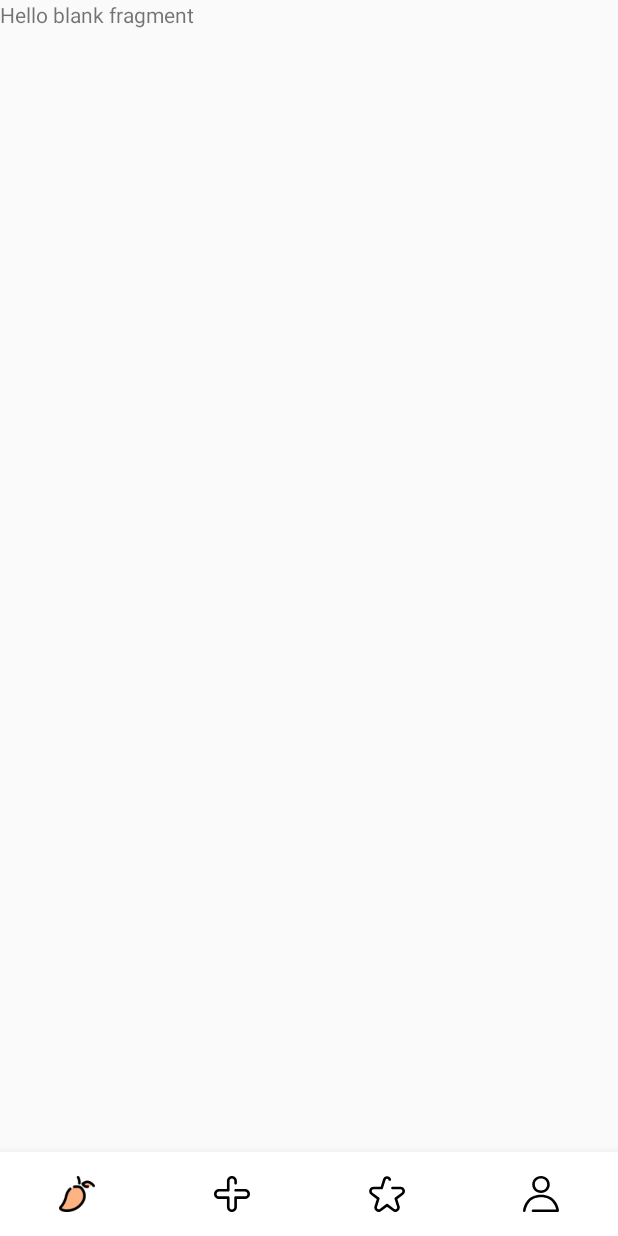
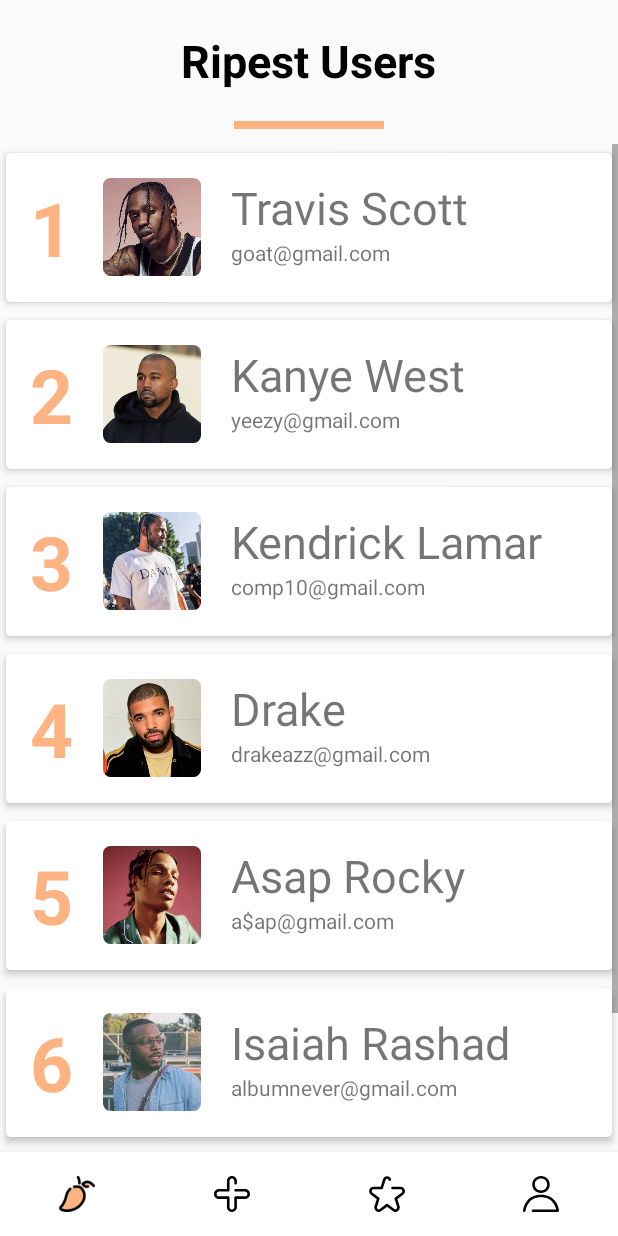
Before and after one commit to menalabib/Ripe, an Android app: the fragment LeaderboardFragment placed in its activity, on a phone screen of 412 x 824 dp. Run offline under Robolectric (Android 15) with nearby library versions, the light colour scheme and no system bars.

Commit message:
added leaderboard card UI w cardcoded users

```diff
--- a/app/build.gradle
+++ b/app/build.gradle
@@ -24,6 +24,7 @@ dependencies {
     implementation 'com.android.support.constraint:constraint-layout:1.1.3'
     implementation 'com.android.support:design:28.0.0'
     implementation 'android.arch.lifecycle:extensions:1.1.1'
+    implementation 'com.android.support:cardview-v7:28.0.0'
     testImplementation 'junit:junit:4.12'
     androidTestImplementation 'com.android.support.test:runner:1.0.2'
     androidTestImplementation 'com.android.support.test.espresso:espresso-core:3.0.2'
--- /dev/null
+++ b/app/src/main/java/ripe/ripe/LeaderboardAdapter.java
@@ -0,0 +1,63 @@
+
+package ripe.ripe;
+
+import android.app.Person;
+import android.support.v7.widget.RecyclerView;
+import android.view.LayoutInflater;
+import android.view.View;
+import android.view.ViewGroup;
+import android.widget.ImageView;
+import android.widget.TextView;
+
+import java.util.ArrayList;
+
+public class LeaderboardAdapter extends RecyclerView.Adapter<LeaderboardAdapter.MyViewHolder> {
+
+    private ArrayList<PersonDataModel> dataSet;
+
+    public static class MyViewHolder extends RecyclerView.ViewHolder {
+
+        TextView textViewRank;
+        TextView textViewName;
+        TextView textViewEmail;
+        ImageView imageViewIcon;
+
+        public MyViewHolder(View itemView) {
+            super(itemView);
+            this.textViewRank = (TextView) itemView.findViewById(R.id.person_rank);
+            this.textViewName = (TextView) itemView.findViewById(R.id.person_name);
+            this.textViewEmail = (TextView) itemView.findViewById(R.id.person_email);
+            this.imageViewIcon = (ImageView) itemView.findViewById(R.id.person_photo);
+        }
+    }
+
+    public LeaderboardAdapter(ArrayList<PersonDataModel> data) {
+        this.dataSet = data;
+    }
+
+    @Override
+    public MyViewHolder onCreateViewHolder(ViewGroup parent,
+                                           int viewType) {
+        return new MyViewHolder(LayoutInflater.from(parent.getContext())
+                .inflate(R.layout.fragment_leaderboard, parent, false));
+    }
+
+    @Override
+    public void onBindViewHolder(final MyViewHolder holder, final int listPosition) {
+
+        TextView textViewRank = holder.textViewRank;
+        TextView textViewName = holder.textViewName;
+        TextView textViewEmail = holder.textViewEmail;
+        ImageView imageView = holder.imageViewIcon;
+
+        textViewRank.setText(Integer.toString(dataSet.get(listPosition).getRank()));
+        textViewName.setText(dataSet.get(listPosition).getName());
+        textViewEmail.setText(dataSet.get(listPosition).getEmail());
+        imageView.setImageResource(dataSet.get(listPosition).getImage());
+    }
+
+    @Override
+    public int getItemCount() {
+        return dataSet.size();
+    }
+}
--- a/app/src/main/java/ripe/ripe/LoginActivity.java
+++ b/app/src/main/java/ripe/ripe/LoginActivity.java
@@ -55,6 +55,7 @@ public class LoginActivity extends Activity {
             intent.putExtra(FB_NAME, name);
             intent.putExtra(FB_EMAIL, email);
             intent.putExtra(FB_IMAGE, image);
+            finish();
             startActivity(intent);
         }
 
--- a/app/src/main/java/ripe/ripe/NavFragments/LeaderboardFragment.java
+++ b/app/src/main/java/ripe/ripe/NavFragments/LeaderboardFragment.java
@@ -1,16 +1,31 @@
 package ripe.ripe.NavFragments;
 
+import android.content.Context;
 import android.net.Uri;
 import android.os.Bundle;
 import android.support.v4.app.Fragment;
+import android.support.v7.widget.DefaultItemAnimator;
+import android.support.v7.widget.LinearLayoutManager;
+import android.support.v7.widget.RecyclerView;
 import android.view.LayoutInflater;
 import android.view.View;
 import android.view.ViewGroup;
 
+import java.util.ArrayList;
+
+import ripe.ripe.LeaderboardAdapter;
+import ripe.ripe.PersonDataModel;
 import ripe.ripe.R;
 
 public class LeaderboardFragment extends Fragment {
     private OnFragmentInteractionListener mListener;
+    private static RecyclerView.Adapter adapter;
+    private RecyclerView.LayoutManager layoutManager;
+    private static RecyclerView recyclerView;
+    private static ArrayList<PersonDataModel> data;
+    private final int LEADER_COUNT = 7;
+
+    private Context context;
 
     public LeaderboardFragment() {
         // Required empty public constructor
@@ -30,7 +45,36 @@ public class LeaderboardFragment extends Fragment {
     public View onCreateView(LayoutInflater inflater, ViewGroup container,
                              Bundle savedInstanceState) {
         // Inflate the layout for this fragment
-        return inflater.inflate(R.layout.fragment_leaderboard, container, false);
+        View view = inflater.inflate(R.layout.fragment_leaderboard_main, container, false);
+        context = this.getContext();
+        recyclerView = (RecyclerView) view.findViewById(R.id.leader_content);
+        recyclerView.setHasFixedSize(true);
+
+        layoutManager = new LinearLayoutManager(context);
+        recyclerView.setLayoutManager(layoutManager);
+        recyclerView.setItemAnimator(new DefaultItemAnimator());
+//        String[] names = new String[LEADER_COUNT];
+//        String[] emails = new String[LEADER_COUNT];
+//        int[] images = new int[LEADER_COUNT];
+
+        //HARDCODED LEADERBOARD
+        String[] names = {"Travis Scott", "Kanye West", "Kendrick Lamar", "Drake", "Asap Rocky", "Isaiah Rashad", "Skepta"};
+        String[] emails = {"goat@gmail.com", "yeezy@gmail.com", "comp10@gmail.com", "drakeazz@gmail.com", "a$ap@gmail.com", "albumnever@gmail.com", "greaze@gmail.com"};
+        int[] images = {R.drawable.leader_1_trav, R.drawable.leader_2_ye, R.drawable.leader_3_kenny, R.drawable.leader_4_drake, R.drawable.leader_5_rocky, R.drawable.leader_6_rashad, R.drawable.leader_7_skepta};
+
+        data = new ArrayList<>();
+        for (int i = 0; i <LEADER_COUNT; ++i){
+            data.add(new PersonDataModel(
+                    i+1,
+                    names[i],
+                    emails[i],
+                    images[i]
+            ));
+        }
+
+        adapter = new LeaderboardAdapter(data);
+        recyclerView.setAdapter(adapter);
+        return view;
     }
 
     @Override
--- /dev/null
+++ b/app/src/main/java/ripe/ripe/PersonDataModel.java
@@ -0,0 +1,34 @@
+
+package ripe.ripe;
+
+public class PersonDataModel {
+
+    int rank;
+    String name;
+    String email;
+    int image;
+
+    public PersonDataModel(int rank, String name, String email, int image) {
+        this.rank = rank;
+        this.name = name;
+        this.email = email;
+        this.image=image;
+    }
+
+    public int getRank() {
+        return rank;
+    }
+
+    public String getName() {
+        return name;
+    }
+
+    public String getEmail() {
+        return email;
+    }
+
+    public int getImage() {
+        return image;
+    }
+
+}
--- a/app/src/main/res/layout/fragment_leaderboard.xml
+++ b/app/src/main/res/layout/fragment_leaderboard.xml
@@ -1,13 +1,78 @@
-<FrameLayout xmlns:android="http://schemas.android.com/apk/res/android"
+<android.support.v7.widget.CardView
+    xmlns:card_view="http://schemas.android.com/apk/res-auto"
+    xmlns:android="http://schemas.android.com/apk/res/android"
     xmlns:tools="http://schemas.android.com/tools"
     android:layout_width="match_parent"
-    android:layout_height="match_parent"
+    android:layout_height="wrap_content"
+    card_view:cardCornerRadius="3dp"
+    card_view:cardElevation="3dp"
+    card_view:cardUseCompatPadding="true"
+    android:clickable="true"
+    android:foreground="?android:attr/selectableItemBackground"
     tools:context="ripe.ripe.NavFragments.LeaderboardFragment">
 
-    <!-- TODO: Update blank fragment layout -->
-    <TextView
+    <RelativeLayout
         android:layout_width="match_parent"
-        android:layout_height="match_parent"
-        android:text="@string/hello_blank_fragment" />
+        android:layout_height="wrap_content"
+        android:padding="16dp"
+        android:id="@+id/leader_card"
+        >
 
-</FrameLayout>
+        <TextView
+            android:layout_width="wrap_content"
+            android:layout_height="wrap_content"
+            android:id="@+id/person_rank"
+            android:textStyle="bold"
+            android:textColor="@color/peach"
+            android:layout_alignParentStart="true"
+            android:layout_centerInParent="true"
+            android:textSize="50sp"
+            android:layout_marginEnd="20dp"
+            />
+
+        <android.support.v7.widget.CardView
+            android:layout_width="wrap_content"
+            android:layout_height="wrap_content"
+            card_view:cardCornerRadius="5dp"
+            card_view:cardElevation="0dp"
+            android:id="@+id/person_photo_container"
+            android:layout_toEndOf="@+id/person_rank"
+            android:layout_centerInParent="true"
+            android:layout_marginEnd="20dp">
+
+            <ImageView
+                android:id="@+id/person_photo"
+                android:layout_width="65dp"
+                android:layout_height="65dp"
+                android:scaleType="fitXY" />
+        </android.support.v7.widget.CardView>
+
+        <!--<ImageView-->
+            <!--android:layout_width="65dp"-->
+            <!--android:layout_height="65dp"-->
+            <!--android:radius="8dp"-->
+            <!--android:id="@+id/person_photo"-->
+            <!--android:layout_toEndOf="@+id/person_rank"-->
+            <!--android:layout_centerInParent="true"-->
+            <!--android:layout_marginEnd="20dp"-->
+            <!--/>-->
+
+        <TextView
+            android:layout_width="wrap_content"
+            android:layout_height="wrap_content"
+            android:id="@+id/person_name"
+            android:layout_toEndOf="@+id/person_photo_container"
+            android:layout_alignParentTop="true"
+            android:textSize="30sp"
+            />
+
+        <TextView
+            android:layout_width="wrap_content"
+            android:layout_height="wrap_content"
+            android:id="@+id/person_email"
+            android:layout_toEndOf="@+id/person_photo_container"
+            android:layout_below="@+id/person_name"
+            />
+
+    </RelativeLayout>
+</android.support.v7.widget.CardView>
--- /dev/null
+++ b/app/src/main/res/layout/fragment_leaderboard_main.xml
@@ -0,0 +1,38 @@
+<RelativeLayout xmlns:android="http://schemas.android.com/apk/res/android"
+    xmlns:tools="http://schemas.android.com/tools"
+    android:layout_width="match_parent"
+    android:layout_height="match_parent"
+
+    tools:context="ripe.ripe.NavFragments.LeaderboardFragment">
+
+    <TextView
+        android:id="@+id/leader_title"
+        android:layout_width="wrap_content"
+        android:layout_height="wrap_content"
+        android:textStyle="bold"
+        android:textColor="@color/black"
+        android:layout_margin="20dp"
+        android:layout_alignParentTop="true"
+        android:layout_centerInParent="true"
+        android:text="Ripest Users"
+        android:textSize="30sp"
+        />
+
+    <View
+        android:layout_width="100dp"
+        android:layout_height="5dp"
+        android:layout_marginBottom="10dp"
+        android:layout_centerInParent="true"
+        android:id="@+id/leader_divider"
+        android:layout_below="@+id/leader_title"
+        android:background="@color/peach"/>
+
+    <android.support.v7.widget.RecyclerView
+        android:id="@+id/leader_content"
+        android:layout_width="match_parent"
+        android:layout_height="match_parent"
+        android:layout_below="@+id/leader_divider"
+        android:scrollbars="vertical"
+        />
+
+</RelativeLayout>
```
Also changed, not shown: app/src/main/res/drawable/leader_1_trav.jpg (added), app/src/main/res/drawable/leader_2_ye.jpg (added), app/src/main/res/drawable/leader_3_kenny.jpg (added), app/src/main/res/drawable/leader_4_drake.jpg (added), app/src/main/res/drawable/leader_5_rocky.jpg (added), app/src/main/res/drawable/leader_6_rashad.jpg (added), app/src/main/res/drawable/leader_7_skepta.png (added).
